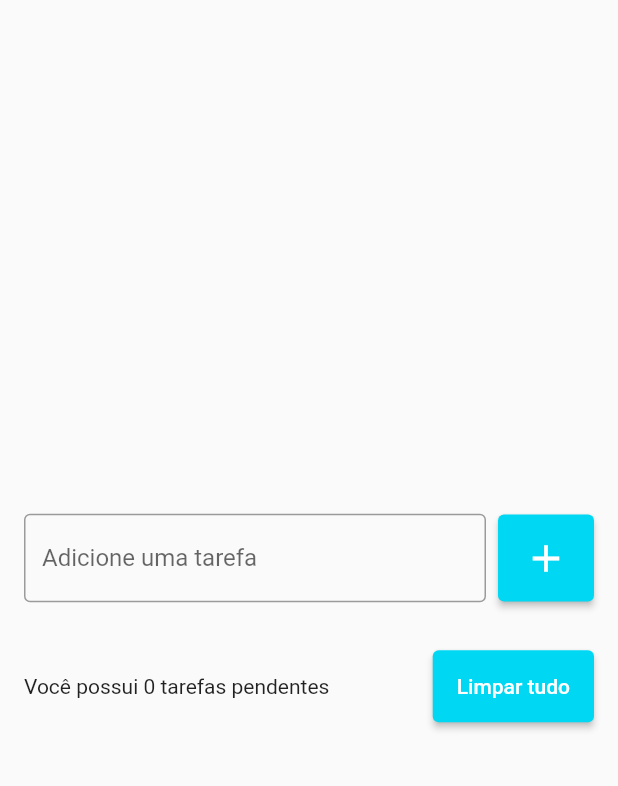
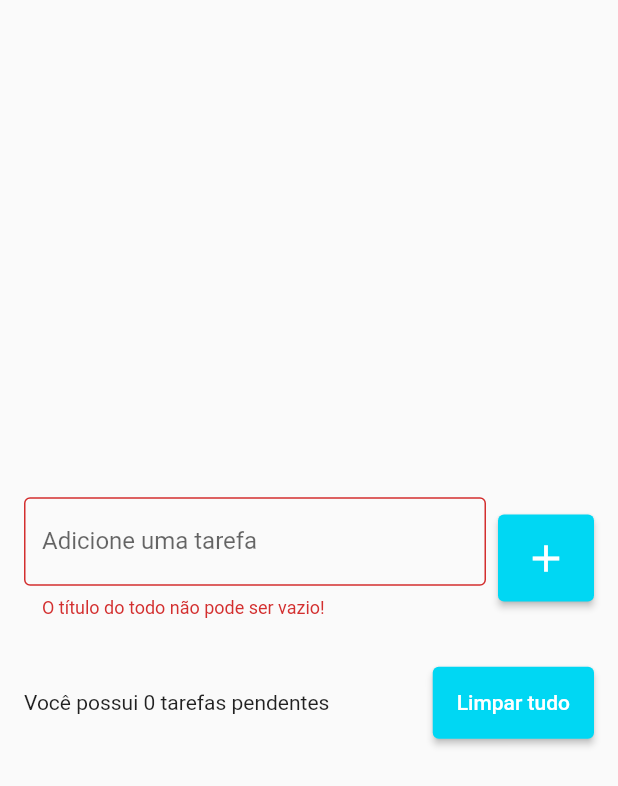
Before and after one commit to SrEmanuel/todo_list, a Flutter app: the screen it shows after launch, after a tap on the "add" icon, on a phone screen of 412 x 824 dp. Shown: the top 786 px of the screen. Run offline on Flutter 3.47's test engine with Material 2 defaults, Android fonts, the phone set to English and light mode, and no system bars; our stand-ins replace flutter_slidable, shared_preferences.

Commit message:
update: finishing the project

```diff
--- a/lib/models/todo.dart
+++ b/lib/models/todo.dart
@@ -2,8 +2,18 @@
 
   Todo({required this.title, required this.dateTime});
 
+  Todo.fromJson(Map<String, dynamic> json)
+    : title = json['title'],
+      dateTime = DateTime.parse(json['dateTime']);
+
   String title;
   DateTime dateTime;
 
+  Map<String, dynamic>toJson(){
+    return {
+      'title': title,
+      'dateTime': dateTime.toIso8601String(),
+    };
+  }
 
 }
--- a/lib/pages/todo_list_page.dart
+++ b/lib/pages/todo_list_page.dart
@@ -1,5 +1,6 @@
 import 'package:flutter/material.dart';
 import 'package:todo_list/models/todo.dart';
+import 'package:todo_list/repositories/todo_repository.dart';
 
 import '../widgets/todo_list_item.dart';
 
@@ -12,11 +13,25 @@
 
 class _TodoListPageState extends State<TodoListPage> {
   final TextEditingController todoController = TextEditingController();
+  final TodoRepository todoRepository = TodoRepository();
+
 
   List<Todo> todos = [];
 
   Todo? deletedTodo;
   int? deletedTodoPos;
+  String? errorText;
+
+  @override
+  void initState(){
+    super.initState();
+
+    todoRepository.getTodoList().then((value) {
+      setState(() {
+        todos = value;
+      });
+    });
+  }
 
   @override
   Widget build(BuildContext context) {
@@ -37,6 +52,7 @@
                           border: OutlineInputBorder(),
                           labelText: 'Adicione uma tarefa',
                           hintText: 'Estudar flutter',
+                          errorText: errorText,
                         ),
                       ),
                     ),
@@ -48,14 +64,20 @@
                         ),
                         onPressed: () {
                           String text = todoController.text;
+                          Todo newTodo = Todo(title: text, dateTime: DateTime.now());
+                          if (text.isEmpty){
+                            setState(() {
+                              errorText = 'O título do todo não pode ser vazio!';
+                              todoController.clear();
+                            });
+                            return;
+                          }
                           setState(() {
-                            Todo newTodo =
-                                Todo(title: text, dateTime: DateTime.now());
-                            if (text.isNotEmpty) {
-                              todos.add(newTodo);
-                            }
+                            todos.add(newTodo);
+                            errorText = null;
                           });
                           todoController.clear();
+                          todoRepository.saveTodoList(todos);
                         },
                         child: Icon(
                           Icons.add,
@@ -109,6 +131,7 @@
     setState(() {
       todos.remove(todo);
     });
+    todoRepository.saveTodoList(todos);
 
     ScaffoldMessenger.of(context).clearSnackBars();
     ScaffoldMessenger.of(context).showSnackBar(
@@ -125,6 +148,7 @@
             setState(() {
               todos.insert(deletedTodoPos!, deletedTodo!);
             });
+            todoRepository.saveTodoList(todos);
           },
         ),
         duration: const Duration(seconds: 5),
@@ -161,5 +185,6 @@
     setState(() {
       todos.clear();
     });
+    todoRepository.saveTodoList(todos);
   }
 }
--- /dev/null
+++ b/lib/repositories/todo_repository.dart
@@ -0,0 +1,27 @@
+import 'dart:convert';
+
+import 'package:flutter/material.dart';
+import 'package:shared_preferences/shared_preferences.dart';
+
+import '../models/todo.dart';
+
+const todoListKey = 'todo_list';
+
+class TodoRepository {
+
+
+  late SharedPreferences sharedPreferences;
+
+  Future<List<Todo>> getTodoList() async{
+    sharedPreferences = await SharedPreferences.getInstance();
+    final String jsonString = sharedPreferences.getString(todoListKey) ?? '[]';
+    final List jsonDecoded = json.decode(jsonString) as List;
+    return jsonDecoded.map((e) => Todo.fromJson(e)).toList();
+  }
+
+  void saveTodoList(List<Todo> todos){
+    final String jsonString = json.encode(todos);
+    sharedPreferences.setString('todo_list', jsonString);
+  }
+
+}
--- a/pubspec.yaml
+++ b/pubspec.yaml
@@ -36,6 +36,7 @@
   cupertino_icons: ^1.0.2
   intl:
   flutter_slidable: ^2.0.0
+  shared_preferences: ^2.0.15
 
 dev_dependencies:
   flutter_test:
```
